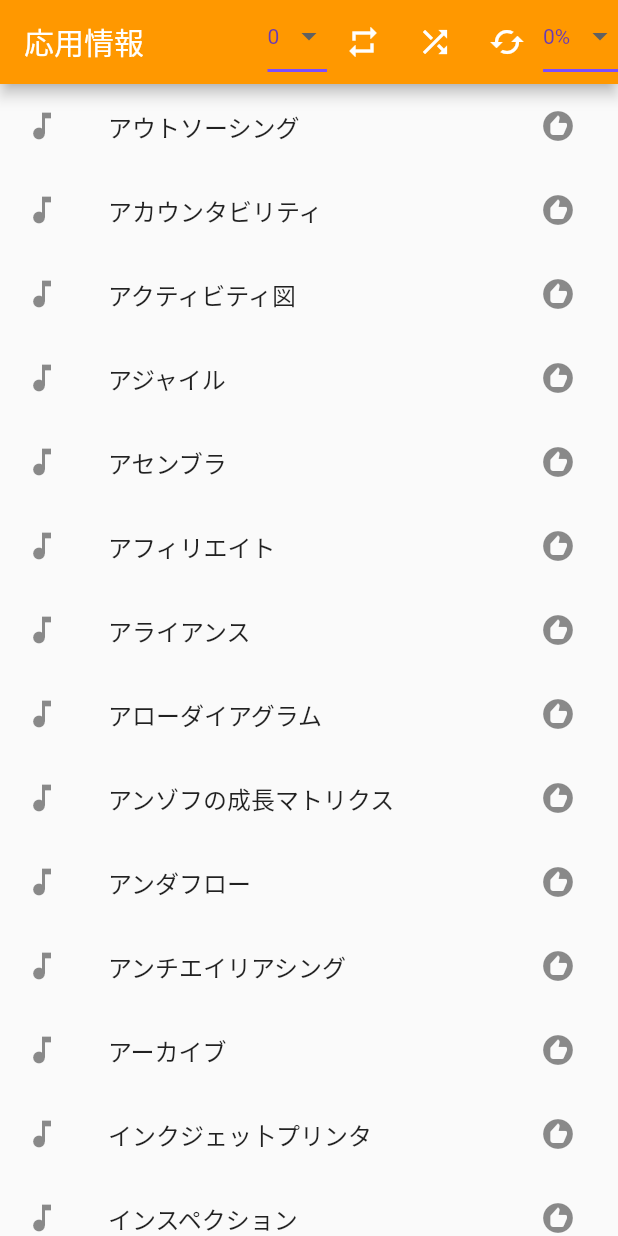
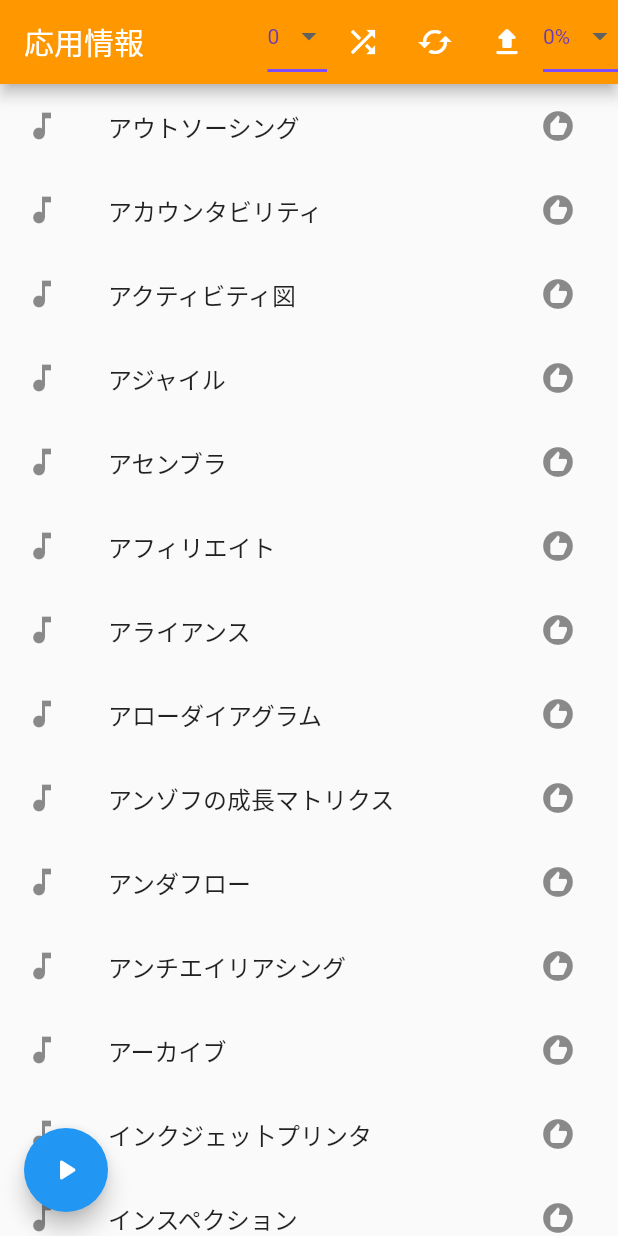
Before and after one commit to okashogo/lyrics_quiz, a Flutter app: the screen it shows after launch, on a phone screen of 412 x 824 dp. Run offline on Flutter 3.47's test engine with Material 2 defaults, Android fonts, the light colour scheme and no system bars; our stand-ins replace flutter_tts, wakelock; missing offline and left inert: dart:ffi.

Commit message:
add: 逆から再生できるように

```diff
--- a/lib/pages/mainPage.dart
+++ b/lib/pages/mainPage.dart
@@ -74,6 +74,7 @@ class MainPageState extends State<MainPage> {
   }
 
   var _scrollController = ScrollController();
+
   void repeat() async {
     setState(() {
       repeatMode = !repeatMode;
@@ -110,6 +111,12 @@ class MainPageState extends State<MainPage> {
         }
       }
     }
+  }
+
+  void upChange() async {
+    setState(() {
+      lyricsListNew = lyricsListNew.reversed.toList();
+    });
   }
 
   @override
@@ -155,13 +162,6 @@ class MainPageState extends State<MainPage> {
             ),
             IconButton(
               icon: Icon(
-                (repeatMode) ? Icons.pause : Icons.repeat,
-                color: Colors.white,
-              ),
-              onPressed: repeat,
-            ),
-            IconButton(
-              icon: Icon(
                 Icons.shuffle,
                 color: Colors.white,
               ),
@@ -173,6 +173,13 @@ class MainPageState extends State<MainPage> {
                 color: Colors.white,
               ),
               onPressed: cached,
+            ),
+            IconButton(
+              icon: Icon(
+                Icons.file_upload_rounded,
+                color: Colors.white,
+              ),
+              onPressed: upChange,
             ),
             DropdownButton<String>(
               value: sleep_time.toString(),
@@ -259,7 +266,15 @@ class MainPageState extends State<MainPage> {
                                       ttsSpeak('正解は、、、' + lyrics[1]),
                                   icon: Icon(Icons.recommend))),
                         )
-                        .toList())));
+                        .toList())),
+      floatingActionButtonLocation: FloatingActionButtonLocation.startFloat,
+      floatingActionButton: FloatingActionButton(
+        onPressed: repeat,
+        child: Icon(
+                (repeatMode) ? Icons.pause : Icons.play_arrow_rounded,
+                color: Colors.white,
+              )),
+    );
   }
 }
 
```
